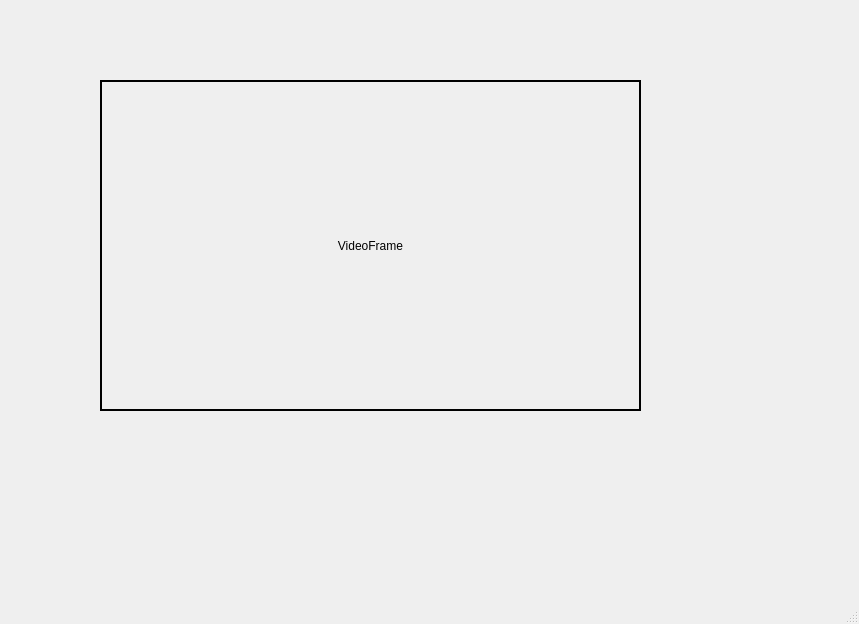
Above: Core/Src/MainWindow.ui from Andreysizko05/GCS_player before the change. Below: the same form after it.
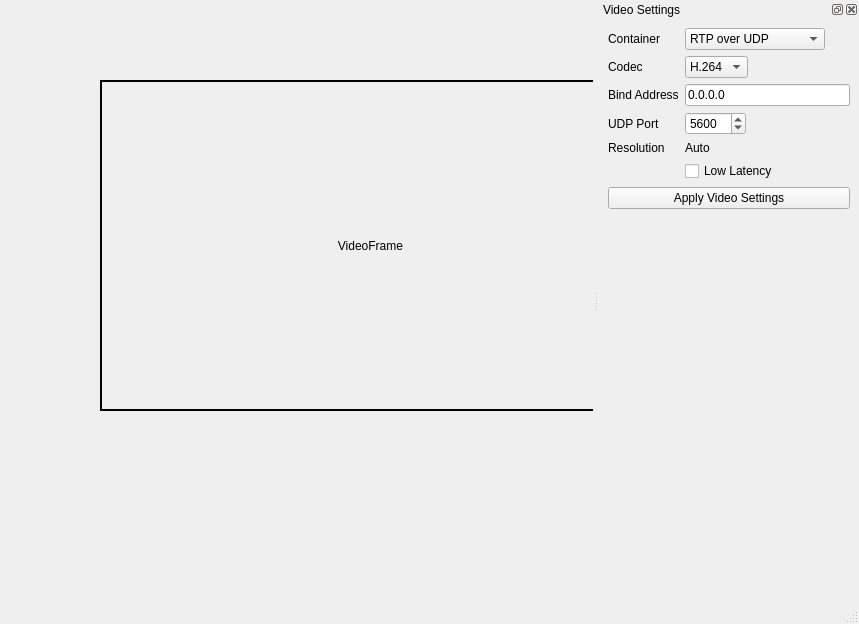
That is the form after the change.

Commit message: Added base video settings according to QGC Video

The edit to the form file:
```diff
--- a/Core/Src/MainWindow.ui
+++ b/Core/Src/MainWindow.ui
@@ -48,6 +48,148 @@
    </property>
   </widget>
   <widget class="QStatusBar" name="statusbar"/>
+  <widget class="QDockWidget" name="videoSettingsDockWidget">
+   <property name="minimumSize">
+    <size>
+     <width>260</width>
+     <height>180</height>
+    </size>
+   </property>
+   <property name="windowTitle">
+    <string>Video Settings</string>
+   </property>
+   <attribute name="dockWidgetArea">
+    <number>2</number>
+   </attribute>
+   <widget class="QWidget" name="videoSettingsDockContents">
+    <layout class="QVBoxLayout" name="videoSettingsOuterLayout">
+     <item>
+      <layout class="QFormLayout" name="videoSettingsFormLayout">
+       <property name="fieldGrowthPolicy">
+        <enum>QFormLayout::FieldGrowthPolicy::ExpandingFieldsGrow</enum>
+       </property>
+       <item row="0" column="0">
+        <widget class="QLabel" name="videoContainerLabel">
+         <property name="text">
+          <string>Container</string>
+         </property>
+        </widget>
+       </item>
+       <item row="0" column="1">
+        <widget class="QComboBox" name="videoContainerComboBox">
+         <item>
+          <property name="text">
+           <string>RTP over UDP</string>
+          </property>
+         </item>
+         <item>
+          <property name="text">
+           <string>MPEG-TS over UDP</string>
+          </property>
+         </item>
+        </widget>
+       </item>
+       <item row="1" column="0">
+        <widget class="QLabel" name="videoCodecLabel">
+         <property name="text">
+          <string>Codec</string>
+         </property>
+        </widget>
+       </item>
+       <item row="1" column="1">
+        <widget class="QComboBox" name="videoCodecComboBox">
+         <item>
+          <property name="text">
+           <string>H.264</string>
+          </property>
+         </item>
+         <item>
+          <property name="text">
+           <string>H.265</string>
+          </property>
+         </item>
+        </widget>
+       </item>
+       <item row="2" column="0">
+        <widget class="QLabel" name="videoAddressLabel">
+         <property name="text">
+          <string>Bind Address</string>
+         </property>
+        </widget>
+       </item>
+       <item row="2" column="1">
+        <widget class="QLineEdit" name="videoAddressLineEdit">
+         <property name="text">
+          <string>0.0.0.0</string>
+         </property>
+        </widget>
+       </item>
+       <item row="3" column="0">
+        <widget class="QLabel" name="videoPortLabel">
+         <property name="text">
+          <string>UDP Port</string>
+         </property>
+        </widget>
+       </item>
+       <item row="3" column="1">
+        <widget class="QSpinBox" name="videoPortSpinBox">
+         <property name="minimum">
+          <number>1</number>
+         </property>
+         <property name="maximum">
+          <number>65535</number>
+         </property>
+         <property name="value">
+          <number>5600</number>
+         </property>
+        </widget>
+       </item>
+       <item row="4" column="0">
+        <widget class="QLabel" name="detectedResolutionLabel">
+         <property name="text">
+          <string>Resolution</string>
+         </property>
+        </widget>
+       </item>
+       <item row="4" column="1">
+        <widget class="QLabel" name="detectedResolutionValueLabel">
+         <property name="text">
+          <string>Auto</string>
+         </property>
+        </widget>
+       </item>
+       <item row="5" column="1">
+        <widget class="QCheckBox" name="lowLatencyCheckBox">
+         <property name="text">
+          <string>Low Latency</string>
+         </property>
+        </widget>
+       </item>
+      </layout>
+     </item>
+     <item>
+      <widget class="QPushButton" name="applyVideoSettingsButton">
+       <property name="text">
+        <string>Apply Video Settings</string>
+       </property>
+      </widget>
+     </item>
+     <item>
+      <spacer name="videoSettingsVerticalSpacer">
+       <property name="orientation">
+        <enum>Qt::Orientation::Vertical</enum>
+       </property>
+       <property name="sizeHint" stdset="0">
+        <size>
+         <width>20</width>
+         <height>40</height>
+        </size>
+       </property>
+      </spacer>
+     </item>
+    </layout>
+   </widget>
+  </widget>
  </widget>
  <resources/>
  <connections/>
```
The commit also changes 5 other files.
